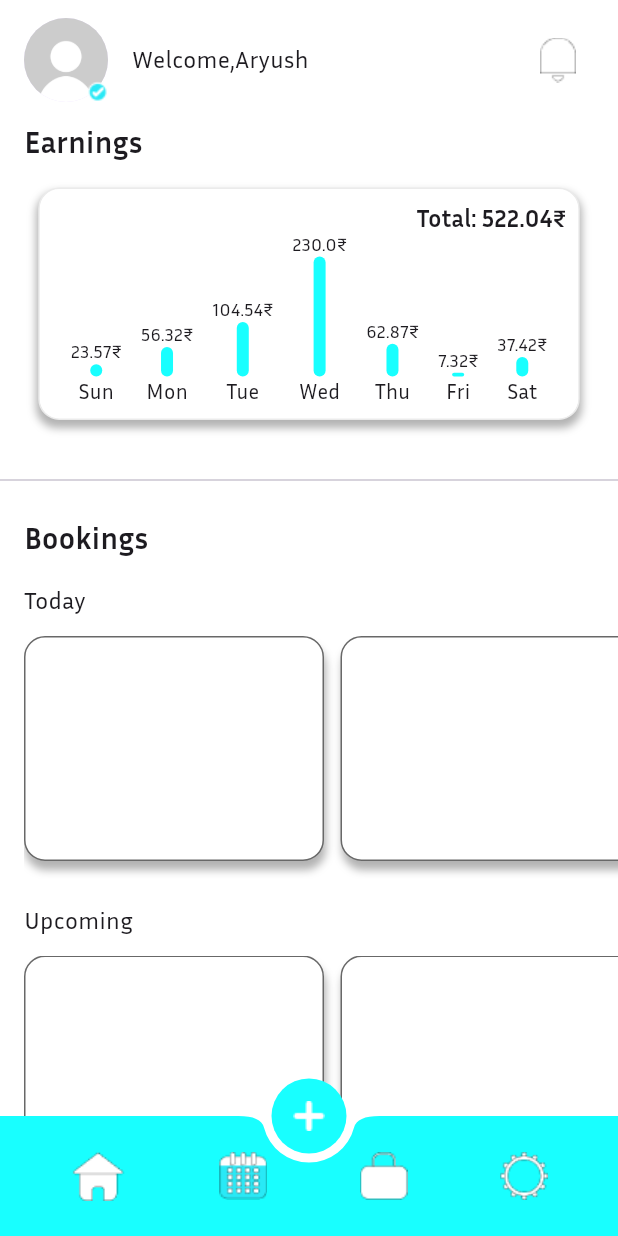
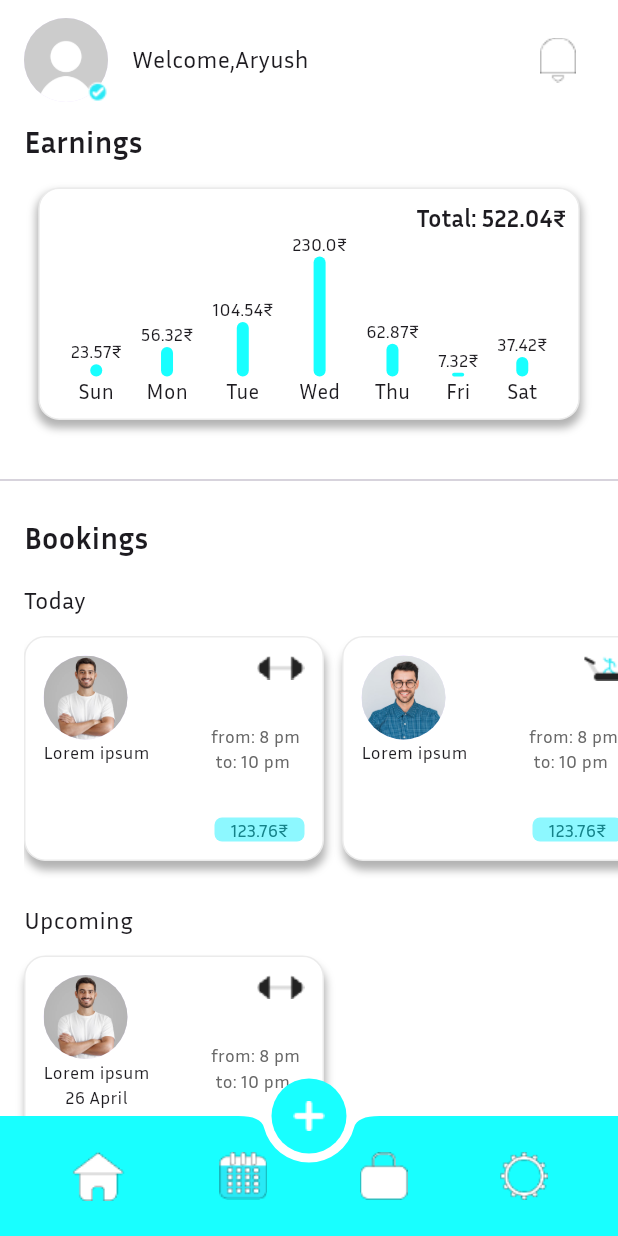
Before and after one commit to MohammedHishamFarouk/TrainerDashboard, a Flutter app: the screen it shows after launch, on a phone screen of 412 x 824 dp. Run offline on Flutter 3.47's test engine with Material 3 defaults, Android fonts, the phone set to English and light mode, and no system bars.

Commit message:
finished the slot cards

```diff
--- a/lib/view/core/components/slot_card.dart
+++ b/lib/view/core/components/slot_card.dart
@@ -2,16 +2,26 @@ import 'package:flutter/material.dart';
 import 'package:trainer_dashboard/view/core/style/color_manager.dart';
 
 class SlotCard extends StatelessWidget {
-  const SlotCard({super.key});
+  const SlotCard({
+    super.key,
+    required this.icon,
+    required this.traineeProfile,
+    required this.date,
+  });
+
+  final String icon;
+  final String traineeProfile;
+  final String date;
 
   @override
   Widget build(BuildContext context) {
     return Container(
       width: 200,
-      margin: EdgeInsets.only(bottom: 12, right: 11),
+      margin: EdgeInsets.only(bottom: 12, right: 12),
+      padding: EdgeInsets.all(12),
       decoration: BoxDecoration(
         borderRadius: BorderRadius.circular(14),
-        border: Border.all(color: ColorManager.grey),
+        border: Border.all(color: ColorManager.lightGrey),
         color: Theme.of(context).primaryColor,
         boxShadow: [
           BoxShadow(
@@ -22,6 +32,53 @@ class SlotCard extends StatelessWidget {
           ),
         ],
       ),
+      child: Stack(
+        children: [
+          Align(
+            alignment: Alignment.topRight,
+            child: Image(image: AssetImage(icon)),
+          ),
+          Column(
+            crossAxisAlignment: CrossAxisAlignment.start,
+            children: [
+              CircleAvatar(
+                backgroundImage: AssetImage(traineeProfile),
+                radius: 28,
+              ),
+              Text(
+                'Lorem ipsum\n$date',
+                style: TextStyle(fontSize: 12),
+                textAlign: TextAlign.center,
+              ),
+            ],
+          ),
+          Align(
+            alignment: Alignment.bottomRight,
+            child: Container(
+              width: 60,
+              height: 16,
+              decoration: BoxDecoration(
+                color: ColorManager.lightCyan.withValues(alpha: 0.75),
+                borderRadius: BorderRadius.circular(5),
+              ),
+              child: Center(
+                child: Text(
+                  '123.76₹',
+                  style: TextStyle(fontSize: 12, color: ColorManager.darkCyan),
+                  textAlign: TextAlign.center,
+                ),
+              ),
+            ),
+          ),
+          Align(
+            alignment: Alignment.centerRight,
+            child: Text(
+              'from: 8 pm \n to: 10 pm',
+              style: TextStyle(fontSize: 12, color: ColorManager.grey),
+            ),
+          ),
+        ],
+      ),
     );
   }
 }
--- a/lib/view/core/components/slots.dart
+++ b/lib/view/core/components/slots.dart
@@ -1,5 +1,6 @@
 import 'package:flutter/material.dart';
 import 'package:trainer_dashboard/view/core/components/slot_card.dart';
+import 'package:trainer_dashboard/view/core/constants/assets.dart';
 
 class Slots extends StatelessWidget {
   const Slots({super.key, required this.header});
@@ -18,9 +19,14 @@ class Slots extends StatelessWidget {
           child: ListView.builder(
             scrollDirection: Axis.horizontal,
             itemBuilder: (context, index) {
-              return SlotCard();
+              return SlotCard(
+                icon: index % 2 == 0 ? Assets.dumbbellIcon : Assets.runningIcon,
+                traineeProfile:
+                    index % 2 == 0 ? Assets.profile1 : Assets.profile2,
+                date: header == "Upcoming" ? "26 April" : "",
+              );
             },
-            itemCount: 3,
+            itemCount: header == "Upcoming" ? 1 : 4,
           ),
         ),
       ],
```
